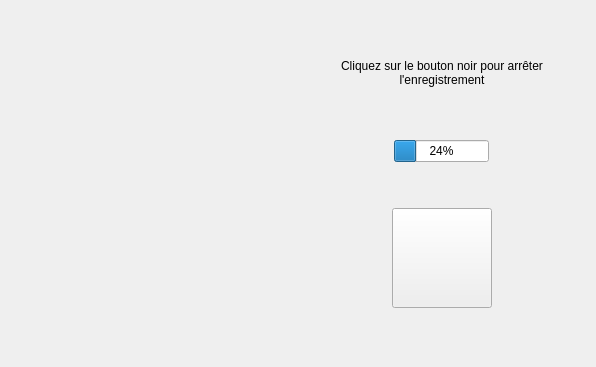
First picture: the form in mainwindow.ui, repository max22-/loan, before the edit.
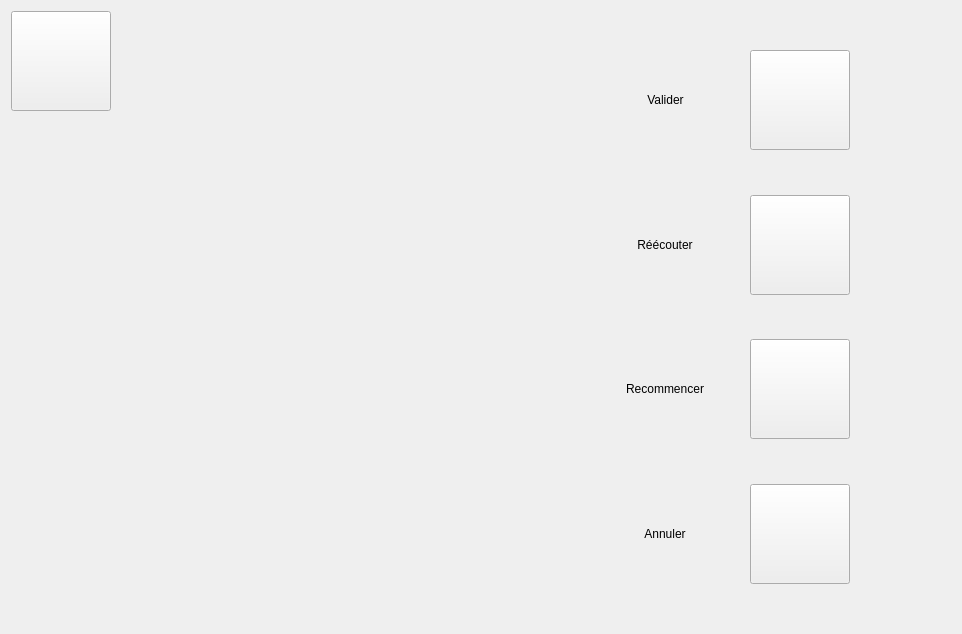
Second picture: the form after the edit. Icons and pictures are not drawn.

Commit message: Nouvelle page : actions à faire après l'enregistrement

What changed in the file:
```diff
--- a/mainwindow.ui
+++ b/mainwindow.ui
@@ -6,8 +6,8 @@
    <rect>
     <x>0</x>
     <y>0</y>
-    <width>596</width>
-    <height>367</height>
+    <width>962</width>
+    <height>634</height>
    </rect>
   </property>
   <property name="sizePolicy">
@@ -45,7 +45,7 @@
        </sizepolicy>
       </property>
       <property name="currentIndex">
-       <number>4</number>
+       <number>5</number>
       </property>
       <widget class="QWidget" name="home_page">
        <property name="styleSheet">
@@ -863,7 +863,7 @@
           </property>
           <property name="sizeHint" stdset="0">
            <size>
-            <width>283</width>
+            <width>466</width>
             <height>20</height>
            </size>
           </property>
@@ -1074,6 +1074,470 @@
         </item>
        </layout>
       </widget>
+      <widget class="QWidget" name="actionsPage">
+       <layout class="QHBoxLayout" name="horizontalLayout_23" stretch="1,1">
+        <item>
+         <layout class="QHBoxLayout" name="horizontalLayout_21">
+          <item>
+           <layout class="QVBoxLayout" name="verticalLayout_9">
+            <item>
+             <widget class="QPushButton" name="pushButton_14">
+              <property name="sizePolicy">
+               <sizepolicy hsizetype="Fixed" vsizetype="Fixed">
+                <horstretch>0</horstretch>
+                <verstretch>0</verstretch>
+               </sizepolicy>
+              </property>
+              <property name="minimumSize">
+               <size>
+                <width>100</width>
+                <height>100</height>
+               </size>
+              </property>
+              <property name="styleSheet">
+               <string notr="true">QPushButton {
+	border-image: url(:/images/buttons/up_button.png);
+}
+
+QPushButton:hover {
+	border-image: url(:/images/buttons/up_button_hovered.png);
+}
+
+QPushButton:pressed {
+	border-image: url(:/images/buttons/up_button_pressed.png);	
+}
+
+</string>
+              </property>
+             </widget>
+            </item>
+            <item>
+             <spacer name="verticalSpacer_24">
+              <property name="orientation">
+               <enum>Qt::Vertical</enum>
+              </property>
+              <property name="sizeHint" stdset="0">
+               <size>
+                <width>20</width>
+                <height>40</height>
+               </size>
+              </property>
+             </spacer>
+            </item>
+           </layout>
+          </item>
+          <item>
+           <spacer name="horizontalSpacer_29">
+            <property name="orientation">
+             <enum>Qt::Horizontal</enum>
+            </property>
+            <property name="sizeHint" stdset="0">
+             <size>
+              <width>40</width>
+              <height>20</height>
+             </size>
+            </property>
+           </spacer>
+          </item>
+         </layout>
+        </item>
+        <item>
+         <layout class="QHBoxLayout" name="horizontalLayout_22">
+          <item>
+           <spacer name="horizontalSpacer_28">
+            <property name="orientation">
+             <enum>Qt::Horizontal</enum>
+            </property>
+            <property name="sizeHint" stdset="0">
+             <size>
+              <width>40</width>
+              <height>20</height>
+             </size>
+            </property>
+           </spacer>
+          </item>
+          <item>
+           <layout class="QVBoxLayout" name="verticalLayout_8">
+            <item>
+             <spacer name="verticalSpacer_19">
+              <property name="orientation">
+               <enum>Qt::Vertical</enum>
+              </property>
+              <property name="sizeHint" stdset="0">
+               <size>
+                <width>20</width>
+                <height>40</height>
+               </size>
+              </property>
+             </spacer>
+            </item>
+            <item>
+             <layout class="QHBoxLayout" name="horizontalLayout_17">
+              <item>
+               <spacer name="horizontalSpacer_30">
+                <property name="orientation">
+                 <enum>Qt::Horizontal</enum>
+                </property>
+                <property name="sizeHint" stdset="0">
+                 <size>
+                  <width>40</width>
+                  <height>20</height>
+                 </size>
+                </property>
+               </spacer>
+              </item>
+              <item>
+               <widget class="QLabel" name="label_10">
+                <property name="text">
+                 <string>Valider</string>
+                </property>
+                <property name="alignment">
+                 <set>Qt::AlignCenter</set>
+                </property>
+               </widget>
+              </item>
+              <item>
+               <spacer name="horizontalSpacer_23">
+                <property name="orientation">
+                 <enum>Qt::Horizontal</enum>
+                </property>
+                <property name="sizeHint" stdset="0">
+                 <size>
+                  <width>40</width>
+                  <height>20</height>
+                 </size>
+                </property>
+               </spacer>
+              </item>
+              <item>
+               <widget class="QPushButton" name="pushButton_10">
+                <property name="sizePolicy">
+                 <sizepolicy hsizetype="Fixed" vsizetype="Fixed">
+                  <horstretch>0</horstretch>
+                  <verstretch>0</verstretch>
+                 </sizepolicy>
+                </property>
+                <property name="minimumSize">
+                 <size>
+                  <width>100</width>
+                  <height>100</height>
+                 </size>
+                </property>
+                <property name="styleSheet">
+                 <string notr="true">QPushButton {
+	border-image: url(:/images/buttons/validate_button.png);
+}
+
+QPushButton:hover {
+	border-image: url(:/images/buttons/validate_button_hovered.png);
+}
+
+QPushButton:pressed {
+	border-image: url(:/images/buttons/validate_button_pressed.png);	
+}
+
+</string>
+                </property>
+                <property name="text">
+                 <string/>
+                </property>
+               </widget>
+              </item>
+             </layout>
+            </item>
+            <item>
+             <spacer name="verticalSpacer_20">
+              <property name="orientation">
+               <enum>Qt::Vertical</enum>
+              </property>
+              <property name="sizeHint" stdset="0">
+               <size>
+                <width>20</width>
+                <height>40</height>
+               </size>
+              </property>
+             </spacer>
+            </item>
+            <item>
+             <layout class="QHBoxLayout" name="horizontalLayout_18">
+              <item>
+               <spacer name="horizontalSpacer_31">
+                <property name="orientation">
+                 <enum>Qt::Horizontal</enum>
+                </property>
+                <property name="sizeHint" stdset="0">
+                 <size>
+                  <width>40</width>
+                  <height>20</height>
+                 </size>
+                </property>
+               </spacer>
+              </item>
+              <item>
+               <widget class="QLabel" name="label_11">
+                <property name="text">
+                 <string>Réécouter</string>
+                </property>
+                <property name="alignment">
+                 <set>Qt::AlignCenter</set>
+                </property>
+               </widget>
+              </item>
+              <item>
+               <spacer name="horizontalSpacer_24">
+                <property name="orientation">
+                 <enum>Qt::Horizontal</enum>
+                </property>
+                <property name="sizeHint" stdset="0">
+                 <size>
+                  <width>40</width>
+                  <height>20</height>
+                 </size>
+                </property>
+               </spacer>
+              </item>
+              <item>
+               <widget class="QPushButton" name="pushButton_11">
+                <property name="sizePolicy">
+                 <sizepolicy hsizetype="Fixed" vsizetype="Fixed">
+                  <horstretch>0</horstretch>
+                  <verstretch>0</verstretch>
+                 </sizepolicy>
+                </property>
+                <property name="minimumSize">
+                 <size>
+                  <width>100</width>
+                  <height>100</height>
+                 </size>
+                </property>
+                <property name="styleSheet">
+                 <string notr="true">QPushButton {
+	border-image: url(:/images/buttons/play_button.png);
+}
+
+QPushButton:hover {
+	border-image: url(:/images/buttons/play_button_hovered.png);
+}
+
+QPushButton:pressed {
+	border-image: url(:/images/buttons/play_button_pressed.png);	
+}
+
+</string>
+                </property>
+                <property name="text">
+                 <string/>
+                </property>
+               </widget>
+              </item>
+             </layout>
+            </item>
+            <item>
+             <spacer name="verticalSpacer_21">
+              <property name="orientation">
+               <enum>Qt::Vertical</enum>
+              </property>
+              <property name="sizeHint" stdset="0">
+               <size>
+                <width>20</width>
+                <height>40</height>
+               </size>
+              </property>
+             </spacer>
+            </item>
+            <item>
+             <layout class="QHBoxLayout" name="horizontalLayout_19">
+              <item>
+               <spacer name="horizontalSpacer_32">
+                <property name="orientation">
+                 <enum>Qt::Horizontal</enum>
+                </property>
+                <property name="sizeHint" stdset="0">
+                 <size>
+                  <width>40</width>
+                  <height>20</height>
+                 </size>
+                </property>
+               </spacer>
+              </item>
+              <item>
+               <widget class="QLabel" name="label_12">
+                <property name="text">
+                 <string>Recommencer</string>
+                </property>
+                <property name="alignment">
+                 <set>Qt::AlignCenter</set>
+                </property>
+               </widget>
+              </item>
+              <item>
+               <spacer name="horizontalSpacer_25">
+                <property name="orientation">
+                 <enum>Qt::Horizontal</enum>
+                </property>
+                <property name="sizeHint" stdset="0">
+                 <size>
+                  <width>40</width>
+                  <height>20</height>
+                 </size>
+                </property>
+               </spacer>
+              </item>
+              <item>
+               <widget class="QPushButton" name="pushButton_12">
+                <property name="sizePolicy">
+                 <sizepolicy hsizetype="Fixed" vsizetype="Fixed">
+                  <horstretch>0</horstretch>
+                  <verstretch>0</verstretch>
+                 </sizepolicy>
+                </property>
+                <property name="minimumSize">
+                 <size>
+                  <width>100</width>
+                  <height>100</height>
+                 </size>
+                </property>
+                <property name="styleSheet">
+                 <string notr="true">QPushButton {
+	border-image: url(:/images/buttons/delete_button.png);
+}
+
+QPushButton:hover {
+	border-image: url(:/images/buttons/delete_button_hovered.png);
+}
+
+QPushButton:pressed {
+	border-image: url(:/images/buttons/delete_button_pressed.png);	
+}
+
+</string>
+                </property>
+                <property name="text">
+                 <string/>
+                </property>
+               </widget>
+              </item>
+             </layout>
+            </item>
+            <item>
+             <spacer name="verticalSpacer_22">
+              <property name="orientation">
+               <enum>Qt::Vertical</enum>
+              </property>
+              <property name="sizeHint" stdset="0">
+               <size>
+                <width>20</width>
+                <height>40</height>
+               </size>
+              </property>
+             </spacer>
+            </item>
+            <item>
+             <layout class="QHBoxLayout" name="horizontalLayout_20">
+              <item>
+               <spacer name="horizontalSpacer_33">
+                <property name="orientation">
+                 <enum>Qt::Horizontal</enum>
+                </property>
+                <property name="sizeHint" stdset="0">
+                 <size>
+                  <width>40</width>
+                  <height>20</height>
+                 </size>
+                </property>
+               </spacer>
+              </item>
+              <item>
+               <widget class="QLabel" name="label_13">
+                <property name="text">
+                 <string>Annuler</string>
+                </property>
+                <property name="alignment">
+                 <set>Qt::AlignCenter</set>
+                </property>
+               </widget>
+              </item>
+              <item>
+               <spacer name="horizontalSpacer_26">
+                <property name="orientation">
+                 <enum>Qt::Horizontal</enum>
+                </property>
+                <property name="sizeHint" stdset="0">
+                 <size>
+                  <width>40</width>
+                  <height>20</height>
+                 </size>
+                </property>
+               </spacer>
+              </item>
+              <item>
+               <widget class="QPushButton" name="pushButton_13">
+                <property name="sizePolicy">
+                 <sizepolicy hsizetype="Fixed" vsizetype="Fixed">
+                  <horstretch>0</horstretch>
+                  <verstretch>0</verstretch>
+                 </sizepolicy>
+                </property>
+                <property name="minimumSize">
+                 <size>
+                  <width>100</width>
+                  <height>100</height>
+                 </size>
+                </property>
+                <property name="styleSheet">
+                 <string notr="true">QPushButton {
+	border-image: url(:/images/buttons/cancel_button.png);
+}
+
+QPushButton:hover {
+	border-image: url(:/images/buttons/cancel_button_hovered.png);
+}
+
+QPushButton:pressed {
+	border-image: url(:/images/buttons/cancel_button_pressed.png);	
+}
+
+</string>
+                </property>
+                <property name="text">
+                 <string/>
+                </property>
+               </widget>
+              </item>
+             </layout>
+            </item>
+            <item>
+             <spacer name="verticalSpacer_23">
+              <property name="orientation">
+               <enum>Qt::Vertical</enum>
+              </property>
+              <property name="sizeHint" stdset="0">
+               <size>
+                <width>20</width>
+                <height>40</height>
+               </size>
+              </property>
+             </spacer>
+            </item>
+           </layout>
+          </item>
+          <item>
+           <spacer name="horizontalSpacer_27">
+            <property name="orientation">
+             <enum>Qt::Horizontal</enum>
+            </property>
+            <property name="sizeHint" stdset="0">
+             <size>
+              <width>40</width>
+              <height>20</height>
+             </size>
+            </property>
+           </spacer>
+          </item>
+         </layout>
+        </item>
+       </layout>
+      </widget>
      </widget>
     </item>
    </layout>
```
The commit also changes 10 other files.
